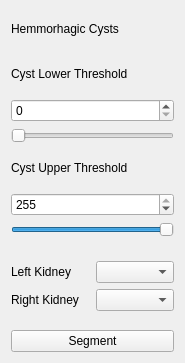
First picture: the form in tools/cystLabel_tool/cystLabel_widget.ui, repository collinli2353/SmartClick, before the edit.
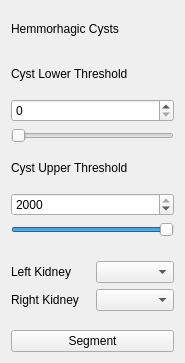
Second picture: the form after the edit.

Commit message: default #s from 8bit to 0-2000 (voxel intensity)

What changed in the file:
```diff
--- a/tools/cystLabel_tool/cystLabel_widget.ui
+++ b/tools/cystLabel_tool/cystLabel_widget.ui
@@ -105,10 +105,10 @@
      <item>
       <widget class="QSpinBox" name="upperThresh_spinBox">
        <property name="maximum">
-        <number>255</number>
+        <number>2000</number>
        </property>
        <property name="value">
-        <number>255</number>
+        <number>2000</number>
        </property>
       </widget>
      </item>
```
Left out of the diff: 11 changed lines with no effect on the pictures. The commit also changes 1 other file.
